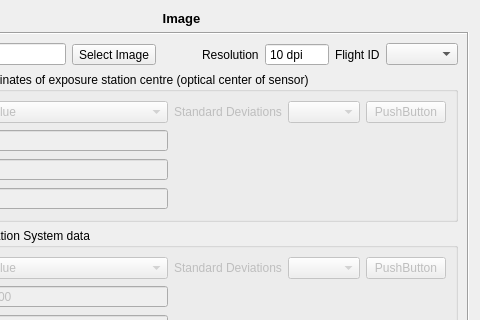
Old version of the form trunk/qt/formDisplay/ImageLayout.ui in the repository e-foto/e-foto; both pictures show x 117 to 597 and y 0 to 320 of the 597 by 545 pixel window.
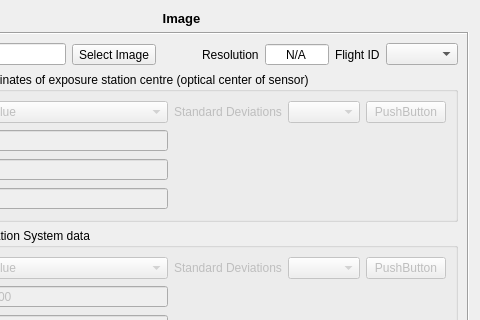
New version of the form. Custom widgets are drawn as their Qt base class.

Patch:
```diff
--- a/trunk/qt/formDisplay/ImageLayout.ui
+++ b/trunk/qt/formDisplay/ImageLayout.ui
@@ -84,11 +84,14 @@
           <property name="autoFillBackground">
            <bool>false</bool>
           </property>
+          <property name="alignment">
+           <set>Qt::AlignCenter</set>
+          </property>
           <property name="buttonSymbols">
            <enum>QAbstractSpinBox::NoButtons</enum>
           </property>
           <property name="specialValueText">
-           <string/>
+           <string>N/A</string>
           </property>
           <property name="accelerated">
            <bool>true</bool>
@@ -97,13 +100,13 @@
            <string> dpi</string>
           </property>
           <property name="minimum">
-           <number>10</number>
+           <number>0</number>
           </property>
           <property name="maximum">
            <number>10000</number>
           </property>
           <property name="value">
-           <number>10</number>
+           <number>0</number>
           </property>
          </widget>
         </item>
```
